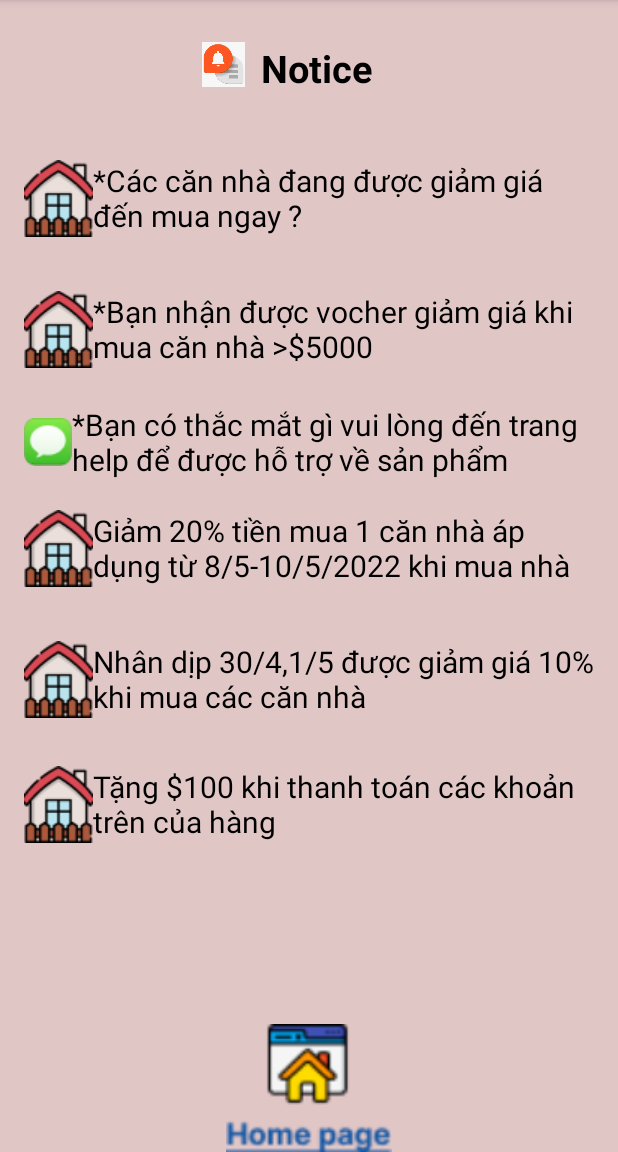
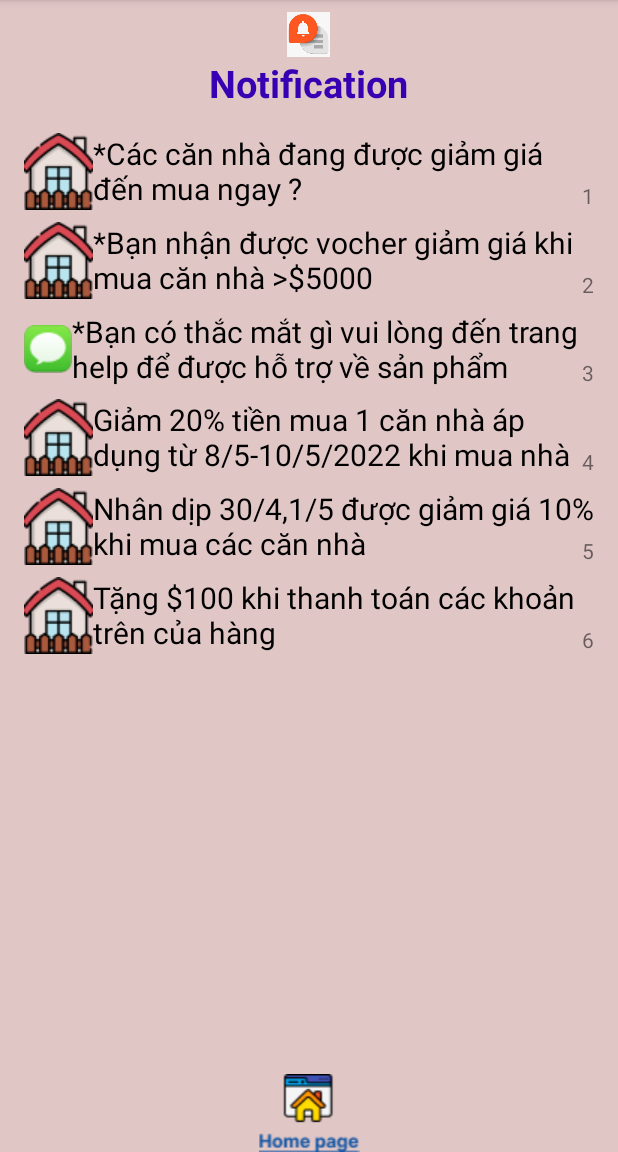
Before and after one commit to taiprovip3/EstateHouseApp, an Android app: the NoticeScreen screen opened directly, with no data from a screen before it, on a phone screen of 412 x 824 dp, the part 84-1236 px from its top. Run offline under Robolectric (Android 15) with nearby library versions, the phone set to English and light mode, and no system bars.

Commit message:
sửa activity_notice_screen.xml

```diff
--- a/app/src/main/res/layout/activity_notice_screen.xml
+++ b/app/src/main/res/layout/activity_notice_screen.xml
@@ -8,25 +8,49 @@
     tools:context=".NoticeScreen">
 
     <TextView
+        android:id="@+id/textView15"
+        android:layout_width="wrap_content"
+        android:layout_height="wrap_content"
+        android:text="6"
+        app:layout_constraintBottom_toBottomOf="@+id/txt_m5"
+        app:layout_constraintEnd_toEndOf="@+id/txt_m5" />
+
+    <TextView
+        android:id="@+id/textView13"
+        android:layout_width="wrap_content"
+        android:layout_height="wrap_content"
+        android:text="5"
+        app:layout_constraintBottom_toBottomOf="@+id/txt_m4"
+        app:layout_constraintEnd_toEndOf="@+id/txt_m4" />
+
+    <TextView
+        android:id="@+id/textView6"
+        android:layout_width="wrap_content"
+        android:layout_height="wrap_content"
+        android:text="2"
+        app:layout_constraintBottom_toBottomOf="@+id/txt_m2"
+        app:layout_constraintEnd_toEndOf="@+id/txt_m2" />
+
+    <TextView
         android:id="@+id/bl_btnBack"
         android:layout_width="wrap_content"
         android:layout_height="wrap_content"
-        android:layout_marginTop="28dp"
-        android:text="Notice"
-        android:textColor="@color/black"
+        android:layout_marginStart="168dp"
+        android:layout_marginEnd="169dp"
+        android:text="Notification"
+        android:textColor="@color/purple_700"
         android:textSize="25sp"
         android:textStyle="bold"
         app:layout_constraintEnd_toEndOf="parent"
-        app:layout_constraintHorizontal_bias="0.0"
-        app:layout_constraintStart_toEndOf="@+id/imageView18"
-        app:layout_constraintTop_toTopOf="parent" />
+        app:layout_constraintStart_toStartOf="parent"
+        app:layout_constraintTop_toBottomOf="@+id/imageView18" />
 
     <TextView
         android:id="@+id/txt_m1"
         android:layout_width="0dp"
         android:layout_height="wrap_content"
         android:layout_marginStart="16dp"
-        android:layout_marginTop="44dp"
+        android:layout_marginTop="16dp"
         android:layout_marginEnd="16dp"
         android:drawableLeft="@drawable/image_2"
         android:text="*Các căn nhà đang được giảm giá đến mua ngay ?"
@@ -42,7 +66,7 @@
         android:layout_width="0dp"
         android:layout_height="wrap_content"
         android:layout_marginStart="16dp"
-        android:layout_marginTop="36dp"
+        android:layout_marginTop="8dp"
         android:layout_marginEnd="16dp"
         android:drawableLeft="@drawable/image_2"
         android:text="*Bạn nhận được vocher giảm giá khi mua căn nhà >$5000"
@@ -54,11 +78,19 @@
         app:layout_constraintTop_toBottomOf="@+id/txt_m1" />
 
     <TextView
+        android:id="@+id/textView4"
+        android:layout_width="wrap_content"
+        android:layout_height="wrap_content"
+        android:text="3"
+        app:layout_constraintBottom_toBottomOf="@+id/txt_hotro"
+        app:layout_constraintEnd_toEndOf="@+id/txt_hotro" />
+
+    <TextView
         android:id="@+id/txt_hotro"
         android:layout_width="0dp"
         android:layout_height="wrap_content"
         android:layout_marginStart="16dp"
-        android:layout_marginTop="24dp"
+        android:layout_marginTop="8dp"
         android:layout_marginEnd="16dp"
         android:drawableLeft="@drawable/image_21"
         android:text="*Bạn có thắc mắt gì vui lòng đến trang help để được hỗ trợ về sản phẩm"
@@ -72,7 +104,7 @@
     <ImageView
         android:id="@+id/btn_home"
         android:layout_width="0dp"
-        android:layout_height="85dp"
+        android:layout_height="wrap_content"
         app:layout_constraintBottom_toBottomOf="parent"
         app:layout_constraintEnd_toEndOf="parent"
         app:layout_constraintStart_toStartOf="parent"
@@ -82,9 +114,9 @@
         android:id="@+id/imageView18"
         android:layout_width="50dp"
         android:layout_height="30dp"
-        android:layout_marginStart="124dp"
-        android:layout_marginTop="28dp"
-        app:layout_constraintStart_toStartOf="parent"
+        android:layout_marginTop="8dp"
+        app:layout_constraintEnd_toEndOf="@+id/bl_btnBack"
+        app:layout_constraintStart_toStartOf="@+id/bl_btnBack"
         app:layout_constraintTop_toTopOf="parent"
         app:srcCompat="@drawable/images" />
 
@@ -92,7 +124,7 @@
         android:id="@+id/txt_m3"
         android:layout_width="0dp"
         android:layout_height="wrap_content"
-        android:layout_marginTop="20dp"
+        android:layout_marginTop="8dp"
         android:drawableLeft="@drawable/image_2"
         android:text="Giảm 20% tiền mua 1 căn nhà áp dụng từ 8/5-10/5/2022 khi mua nhà"
         android:textColor="@color/black"
@@ -103,10 +135,18 @@
         app:layout_constraintTop_toBottomOf="@+id/txt_hotro" />
 
     <TextView
+        android:id="@+id/textView5"
+        android:layout_width="wrap_content"
+        android:layout_height="wrap_content"
+        android:text="4"
+        app:layout_constraintBottom_toBottomOf="@+id/txt_m3"
+        app:layout_constraintEnd_toEndOf="@+id/txt_m3" />
+
+    <TextView
         android:id="@+id/txt_m4"
         android:layout_width="0dp"
         android:layout_height="wrap_content"
-        android:layout_marginTop="36dp"
+        android:layout_marginTop="8dp"
         android:drawableLeft="@drawable/image_2"
         android:text="Nhân dịp 30/4,1/5 được giảm giá 10% khi mua các căn nhà"
         android:textColor="@color/black"
@@ -120,7 +160,7 @@
         android:id="@+id/txt_m5"
         android:layout_width="0dp"
         android:layout_height="wrap_content"
-        android:layout_marginTop="32dp"
+        android:layout_marginTop="8dp"
         android:drawableLeft="@drawable/image_2"
         android:text="Tặng $100 khi thanh toán các khoản trên của hàng"
         android:textColor="@color/black"
@@ -130,4 +170,12 @@
         app:layout_constraintStart_toStartOf="@+id/txt_m4"
         app:layout_constraintTop_toBottomOf="@+id/txt_m4" />
 
+    <TextView
+        android:id="@+id/textView"
+        android:layout_width="wrap_content"
+        android:layout_height="wrap_content"
+        android:text="1"
+        app:layout_constraintBottom_toBottomOf="@+id/txt_m1"
+        app:layout_constraintEnd_toEndOf="@+id/txt_m1" />
+
 </androidx.constraintlayout.widget.ConstraintLayout>
```
